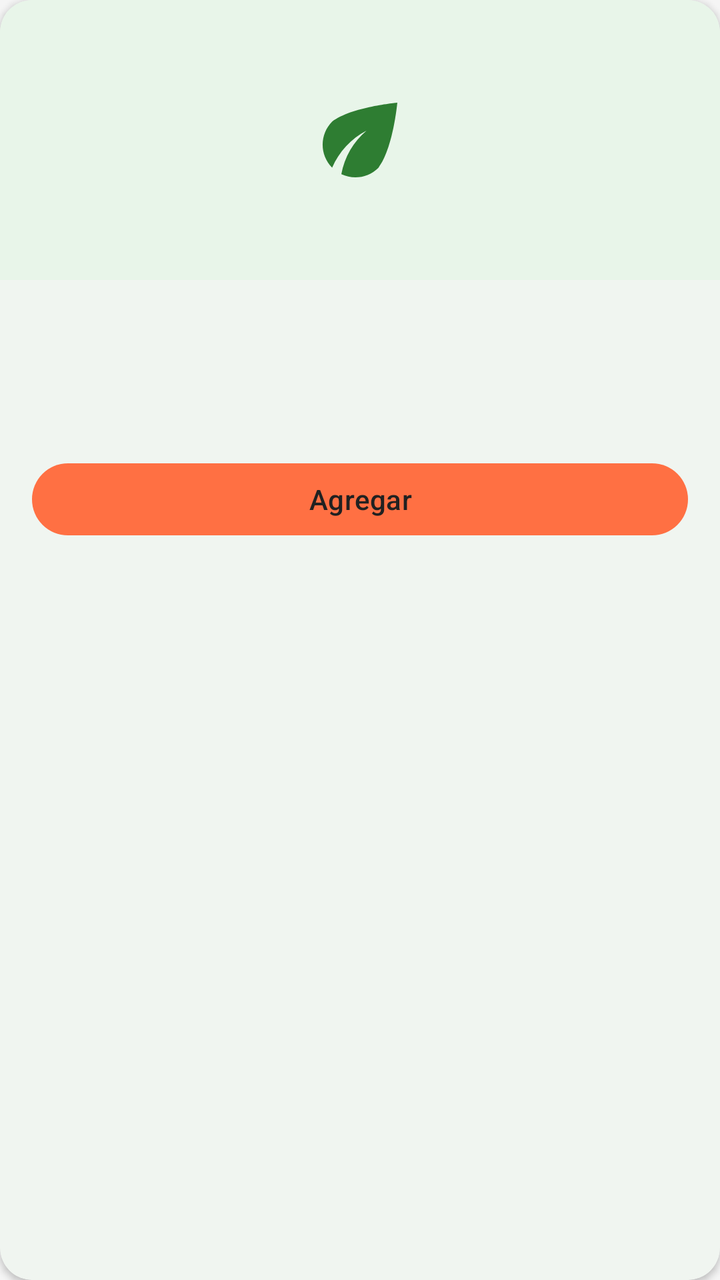
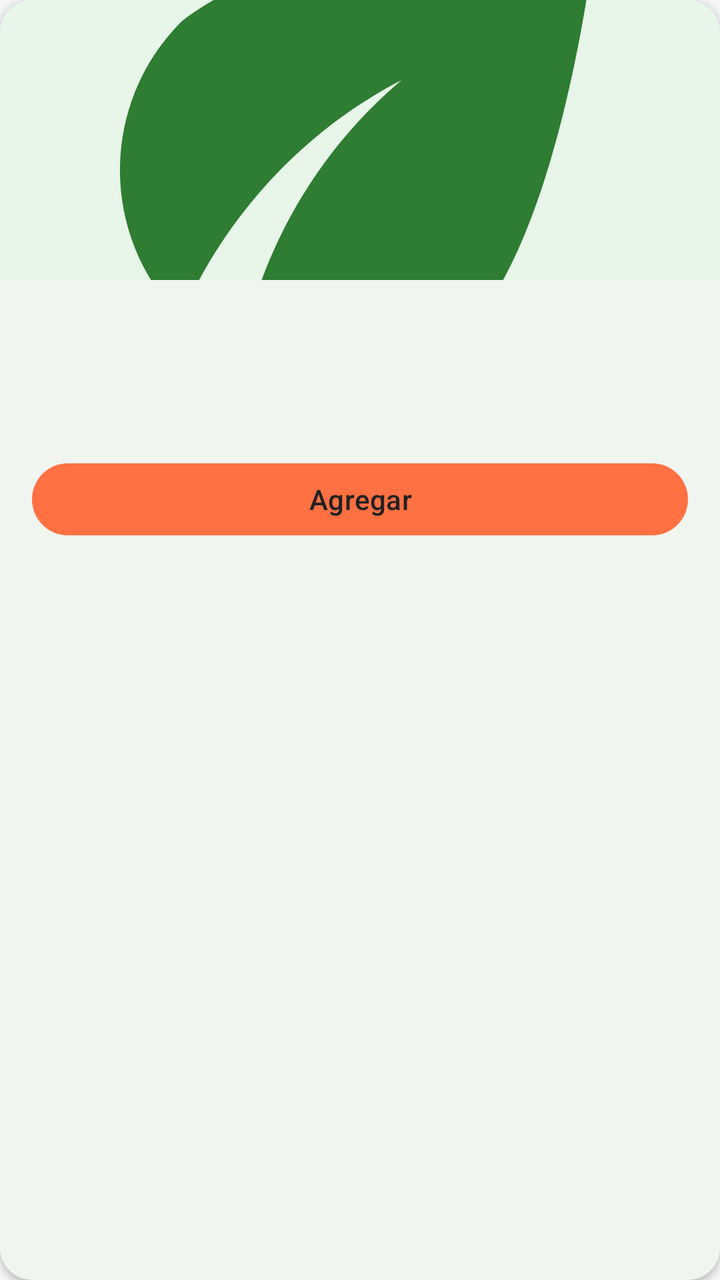

An Android layout rendered at two revisions. The XML below is the earlier revision; the diff shows what the commit changed to produce the second picture.
<!-- AndroidManifest.xml: application theme Theme.EcoMarket -->
<!-- res/layout/item_product.xml -->
<?xml version="1.0" encoding="utf-8"?>
<com.google.android.material.card.MaterialCardView xmlns:android="http://schemas.android.com/apk/res/android"
    xmlns:app="http://schemas.android.com/apk/res-auto"
    style="@style/Card.Eco"
    android:layout_width="match_parent"
    android:layout_height="wrap_content"
    android:clickable="true"
    android:focusable="true">

    <LinearLayout
        android:layout_width="match_parent"
        android:layout_height="wrap_content"
        android:orientation="vertical">

        <FrameLayout
            android:layout_width="match_parent"
            android:layout_height="@dimen/product_image_height"
            android:background="@drawable/bg_product_image">

            <ImageView
                android:id="@+id/imgProduct"
                android:layout_width="56dp"
                android:layout_height="56dp"
                android:layout_gravity="center"
                android:contentDescription="@string/cd_product_image"
                android:src="@drawable/ic_eco"
                app:tint="@color/eco_green" />
        </FrameLayout>

        <LinearLayout
            android:layout_width="match_parent"
            android:layout_height="wrap_content"
            android:orientation="vertical"
            android:padding="@dimen/space_m">

            <TextView
                android:id="@+id/txtName"
                android:layout_width="match_parent"
                android:layout_height="wrap_content"
                android:ellipsize="end"
                android:maxLines="2"
                android:textAppearance="@style/Text.Subtitle" />

            <TextView
                android:id="@+id/txtProducer"
                android:layout_width="match_parent"
                android:layout_height="wrap_content"
                android:ellipsize="end"
                android:maxLines="1"
                android:textAppearance="@style/Text.Caption" />

            <TextView
                android:id="@+id/txtPrice"
                android:layout_width="match_parent"
                android:layout_height="wrap_content"
                android:layout_marginTop="@dimen/space_s"
                android:textAppearance="@style/Text.Price" />

            <com.google.android.material.button.MaterialButton
                android:id="@+id/btnAdd"
                style="@style/Button.Small"
                android:layout_width="match_parent"
                android:layout_height="wrap_content"
                android:layout_marginTop="@dimen/space_s"
                android:text="@string/action_add" />
        </LinearLayout>
    </LinearLayout>
</com.google.android.material.card.MaterialCardView>
<!-- resources referenced by this layout -->
<resources>
  <color name="eco_green">#2E7D32</color>
  <dimen name="product_image_height">140dp</dimen>
  <dimen name="space_m">16dp</dimen>
  <dimen name="space_s">8dp</dimen>
  <!-- drawable bg_product_image (drawable) -->
  <?xml version="1.0" encoding="utf-8"?>
  <shape xmlns:android="http://schemas.android.com/apk/res/android" android:shape="rectangle">
      <solid android:color="@color/eco_green_surface" />
      <corners
          android:topLeftRadius="@dimen/radius_card"
          android:topRightRadius="@dimen/radius_card" />
  </shape>
  <!-- drawable ic_eco (drawable) -->
  <?xml version="1.0" encoding="utf-8"?>
  <vector xmlns:android="http://schemas.android.com/apk/res/android"
      android:width="24dp"
      android:height="24dp"
      android:tint="?attr/colorControlNormal"
      android:viewportWidth="24"
      android:viewportHeight="24">
      <path
          android:fillColor="@android:color/white"
          android:pathData="M6.05,8.05c-2.73,2.73 -2.73,7.15 -0.02,9.88 1.47,-3.4 4.09,-6.24 7.36,-7.93 -2.77,2.34 -4.71,5.61 -5.39,9.32 2.6,1.23 5.8,0.78 7.95,-1.37C19.1,13.88 20,4 20,4S10.12,4.9 6.05,8.05z" />
  </vector>
  <string name="action_add">Agregar</string>
  <string name="cd_product_image">Imagen del producto</string>
  <style name="Button.Small" parent="Button.Accent">
          <item name="android:minHeight">36dp</item>
          <item name="android:insetTop">0dp</item>
          <item name="android:insetBottom">0dp</item>
      </style>
  <style name="Card.Eco" parent="Widget.Material3.CardView.Elevated">
          <item name="cardBackgroundColor">@color/eco_white</item>
          <item name="cardCornerRadius">@dimen/radius_card</item>
          <item name="cardElevation">@dimen/elevation_card</item>
          <item name="android:layout_margin">@dimen/space_s</item>
      </style>
  <style name="Text.Caption" parent="TextAppearance.Material3.BodySmall">
          <item name="android:textSize">@dimen/text_caption</item>
          <item name="android:textColor">@color/eco_text_secondary</item>
      </style>
  <style name="Text.Price" parent="Text.Subtitle">
          <item name="android:textColor">@color/eco_green</item>
          <item name="android:textStyle">bold</item>
      </style>
  <style name="Text.Subtitle" parent="TextAppearance.Material3.TitleMedium">
          <item name="android:textSize">@dimen/text_subtitle</item>
          <item name="android:fontFamily">sans-serif-medium</item>
          <item name="android:textColor">@color/eco_text_primary</item>
      </style>
  <color name="eco_green_surface">#E8F5E9</color>
  <dimen name="radius_card">16dp</dimen>
  <style name="Button.Accent" parent="Button.Primary">
          <item name="backgroundTint">@color/eco_orange</item>
          <item name="android:textColor">@color/eco_text_primary</item>
      </style>
  <color name="eco_white">#FFFFFF</color>
  <dimen name="elevation_card">2dp</dimen>
  <dimen name="text_caption">12sp</dimen>
  <color name="eco_text_secondary">#5F6B62</color>
  <dimen name="text_subtitle">16sp</dimen>
  <color name="eco_text_primary">#212121</color>
  <color name="eco_green_light">#A5D6A7</color>
  <color name="eco_green_dark">#1B5E20</color>
  <color name="eco_orange">#FF7043</color>
  <color name="eco_background">#FFFFFF</color>
  <color name="eco_gray_border">#D5DBD6</color>
  <color name="eco_error">#C62828</color>
  <color name="eco_gray_light">#F5F5F5</color>
  <dimen name="text_body">14sp</dimen>
  <dimen name="radius_button">24dp</dimen>
  <!-- unchanged entries left out for length: 2 -->
</resources>

<!-- the commit's change to res/layout/item_product.xml (unified diff, before → after) -->
@@ -12,20 +12,14 @@
         android:layout_height="wrap_content"
         android:orientation="vertical">
 
-        <FrameLayout
+        <ImageView
+            android:id="@+id/imgProduct"
             android:layout_width="match_parent"
             android:layout_height="@dimen/product_image_height"
-            android:background="@drawable/bg_product_image">
-
-            <ImageView
-                android:id="@+id/imgProduct"
-                android:layout_width="56dp"
-                android:layout_height="56dp"
-                android:layout_gravity="center"
-                android:contentDescription="@string/cd_product_image"
-                android:src="@drawable/ic_eco"
-                app:tint="@color/eco_green" />
-        </FrameLayout>
+            android:background="@drawable/bg_product_image"
+            android:contentDescription="@string/cd_product_image"
+            android:scaleType="centerCrop"
+            android:src="@drawable/ic_product_placeholder" />
 
         <LinearLayout
             android:layout_width="match_parent"
<!-- resource entries referenced after the edit -->
@@ -12,18 +12,29 @@
           android:topLeftRadius="@dimen/radius_card"
           android:topRightRadius="@dimen/radius_card" />
   </shape>
-  <!-- drawable ic_eco (drawable) -->
+  <!-- drawable ic_product_placeholder (drawable) -->
   <?xml version="1.0" encoding="utf-8"?>
-  <vector xmlns:android="http://schemas.android.com/apk/res/android"
-      android:width="24dp"
-      android:height="24dp"
-      android:tint="?attr/colorControlNormal"
-      android:viewportWidth="24"
-      android:viewportHeight="24">
-      <path
-          android:fillColor="@android:color/white"
-          android:pathData="M6.05,8.05c-2.73,2.73 -2.73,7.15 -0.02,9.88 1.47,-3.4 4.09,-6.24 7.36,-7.93 -2.77,2.34 -4.71,5.61 -5.39,9.32 2.6,1.23 5.8,0.78 7.95,-1.37C19.1,13.88 20,4 20,4S10.12,4.9 6.05,8.05z" />
-  </vector>
+  <layer-list xmlns:android="http://schemas.android.com/apk/res/android">
+      <item>
+          <shape android:shape="rectangle">
+              <solid android:color="@color/eco_green_surface" />
+          </shape>
+      </item>
+      <item
+          android:width="56dp"
+          android:height="56dp"
+          android:gravity="center">
+          <vector
+              android:width="24dp"
+              android:height="24dp"
+              android:viewportWidth="24"
+              android:viewportHeight="24">
+              <path
+                  android:fillColor="@color/eco_green"
+                  android:pathData="M6.05,8.05c-2.73,2.73 -2.73,7.15 -0.02,9.88 1.47,-3.4 4.09,-6.24 7.36,-7.93 -2.77,2.34 -4.71,5.61 -5.39,9.32 2.6,1.23 5.8,0.78 7.95,-1.37C19.1,13.88 20,4 20,4S10.12,4.9 6.05,8.05z" />
+          </vector>
+      </item>
+  </layer-list>
   <string name="action_add">Agregar</string>
   <string name="cd_product_image">Imagen del producto</string>
   <style name="Button.Small" parent="Button.Accent">
